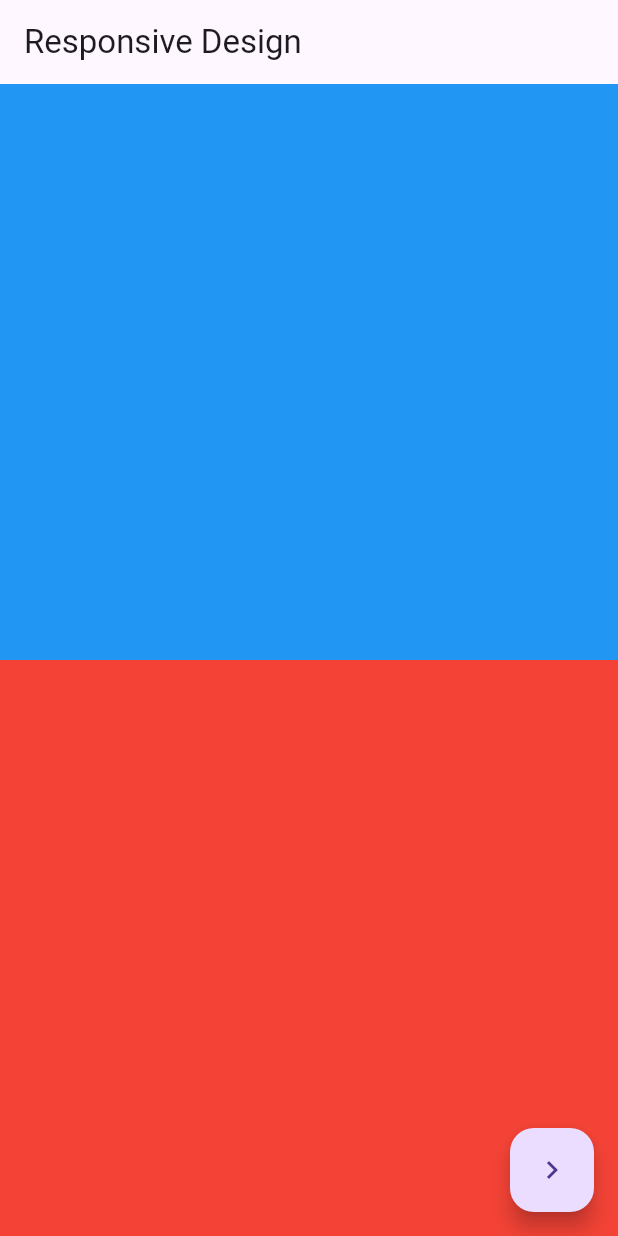
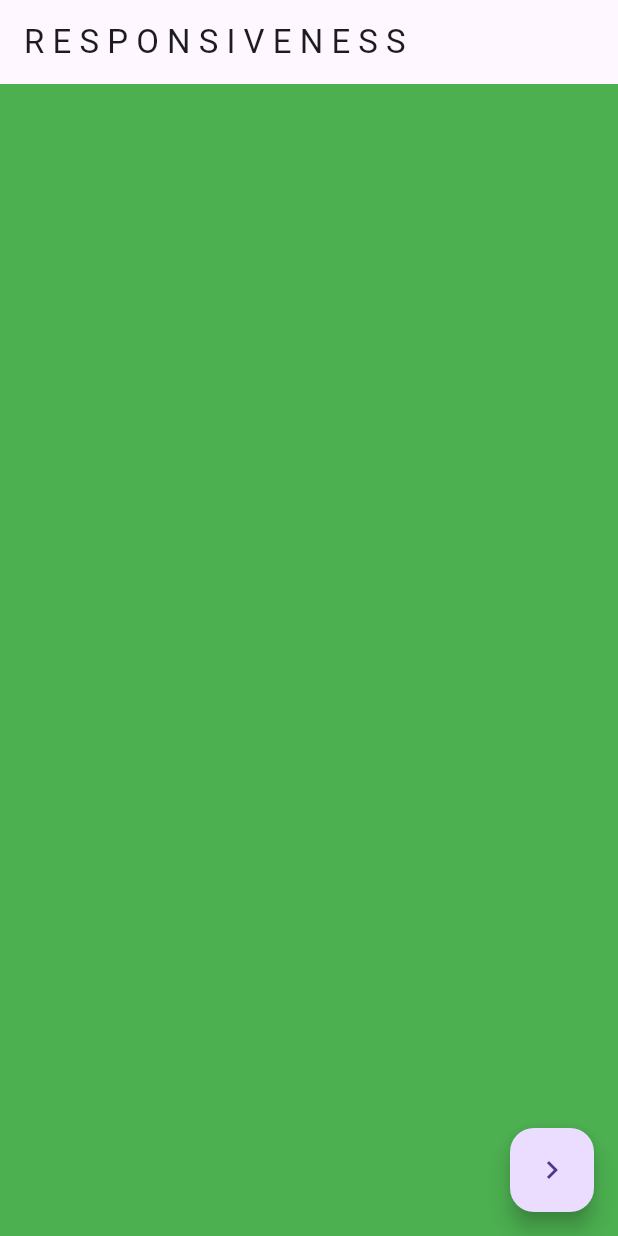
Before and after one commit to awodesigns-github/mobile_computing, a Flutter app: the screen it shows after launch, on a phone screen of 412 x 824 dp. Run offline on Flutter 3.47's test engine with Material 3 defaults, Android fonts, the phone set to English and light mode, and no system bars.

Commit message:
Fixed Navigation

```diff
--- a/lib/main.dart
+++ b/lib/main.dart
@@ -1,11 +1,8 @@
 import 'package:constraints_example/pages/registration_page.dart';
 import 'package:flutter/material.dart';
 
-void main() {
-  runApp(const MyApp());
-}
+void main() => runApp(const MyApp());
 
-/// The root widget of the application.
 class MyApp extends StatelessWidget {
   const MyApp({super.key});
 
@@ -14,10 +11,12 @@ class MyApp extends StatelessWidget {
     return MaterialApp(
       debugShowCheckedModeBanner: false,
       title: 'Constraints Example',
-      theme: ThemeData(
-        primarySwatch: Colors.blue,
-      ),
+      theme: ThemeData(primarySwatch: Colors.green,),
       home: const HomePage(),
+      routes: {
+        '/home': (context) => const HomePage(),
+        'registration': (context) => const RegistrationPage()
+      },
     );
   }
 }
@@ -29,26 +28,21 @@ class HomePage extends StatelessWidget {
   @override
   Widget build(BuildContext context) {
     return Scaffold(
-      appBar: AppBar(title: Text('Responsive Design')),
+      appBar: AppBar(title: const Text('R E S P O N S I V E N E S S')),
       body: SafeArea(
         child: LayoutBuilder(
           builder: (context, constraints) {
-            // Choose the layout based on the screen width.
             if (constraints.maxWidth > 600) {
               return const WideLayout();
             } else {
-              return NarrowLayout();
+              return const NarrowLayout();
             }
           },
         ),
       ),
       floatingActionButton: FloatingActionButton(
         onPressed: () {
-          // Navigate to the registration page.
-          Navigator.push(
-            context,
-            MaterialPageRoute(builder: (context) => RegistrationPage()),
-          );
+          Navigator.pushNamed(context, '/registration');
         },
         child: Icon(Icons.navigate_next),
       ),
@@ -64,8 +58,8 @@ class WideLayout extends StatelessWidget {
   Widget build(BuildContext context) {
     return Row(
       children: [
-        Expanded(child: Container(color: Colors.blue, height: 200)),
-        Expanded(child: Container(color: Colors.red, height: 200)),
+        Expanded(child: Container(color: Colors.green, height: 200)),
+        Expanded(child: Container(color: Colors.green, height: 200)),
       ],
     );
   }
@@ -79,8 +73,8 @@ class NarrowLayout extends StatelessWidget {
   Widget build(BuildContext context) {
     return Column(
       children: [
-        Expanded(child: Container(color: Colors.blue, height: 200)),
-        Expanded(child: Container(color: Colors.red, height: 200)),
+        Expanded(child: Container(color: Colors.green, height: 200)),
+        Expanded(child: Container(color: Colors.green, height: 200)),
       ],
     );
   }
```
